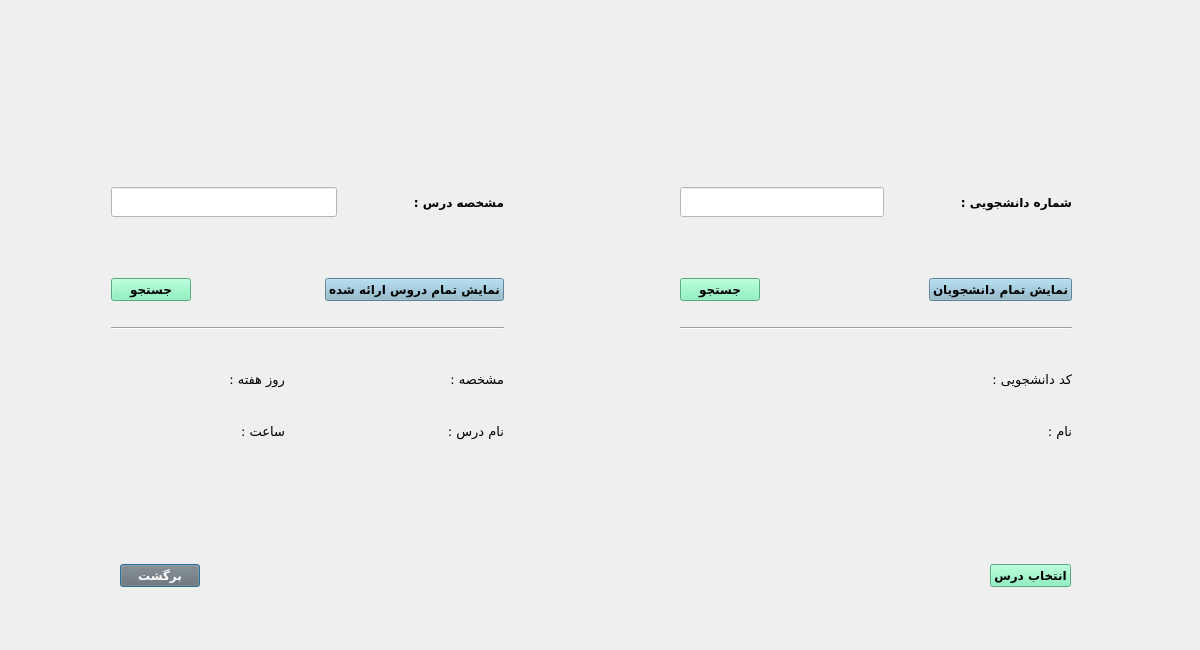
This is entekhabvaheddialog.ui in AliRn76/Student-Portal as Qt 5 draws it before an edit. The edited form follows.
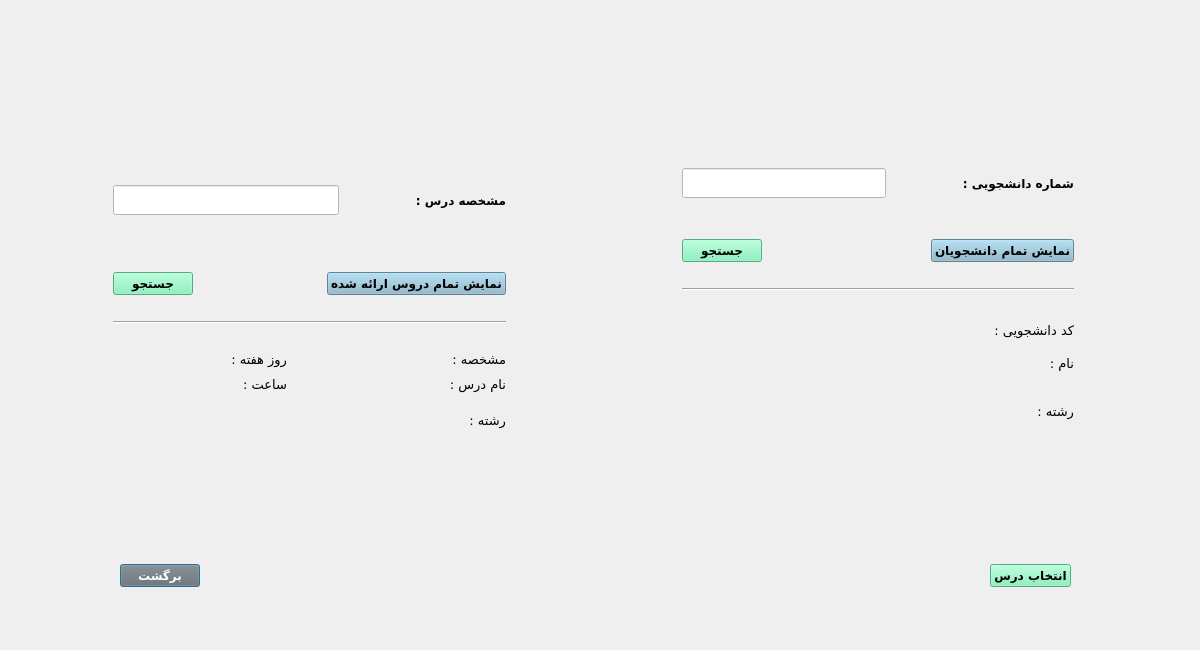
This is the edited form.

Patch:
```diff
--- a/entekhabvaheddialog.ui
+++ b/entekhabvaheddialog.ui
@@ -75,18 +75,18 @@
     </item>
    </layout>
   </widget>
-  <widget class="QWidget" name="layoutWidget">
+  <widget class="QWidget" name="">
    <property name="geometry">
     <rect>
-     <x>111</x>
-     <y>153</y>
+     <x>113</x>
+     <y>154</y>
      <width>961</width>
-     <height>301</height>
+     <height>287</height>
     </rect>
    </property>
-   <layout class="QHBoxLayout" name="horizontalLayout_10">
+   <layout class="QHBoxLayout" name="horizontalLayout_12">
     <item>
-     <layout class="QVBoxLayout" name="verticalLayout_8">
+     <layout class="QVBoxLayout" name="verticalLayout_9">
       <item>
        <layout class="QHBoxLayout" name="horizontalLayout_2">
         <item>
@@ -235,7 +235,9 @@
        </spacer>
       </item>
       <item>
-       <layout class="QHBoxLayout" name="horizontalLayout_9">
+       <layout class="QVBoxLayout" name="verticalLayout_8">
+        <item>
+         <layout class="QHBoxLayout" name="horizontalLayout_10">
         <item>
          <layout class="QHBoxLayout" name="horizontalLayout_8">
           <item>
@@ -388,6 +390,42 @@
         </item>
        </layout>
       </item>
+        <item>
+         <layout class="QHBoxLayout" name="horizontalLayout_9">
+          <item>
+           <widget class="QLabel" name="label_fieldLess">
+            <property name="font">
+             <font>
+              <pointsize>9</pointsize>
+             </font>
+            </property>
+            <property name="text">
+             <string/>
+            </property>
+            <property name="alignment">
+             <set>Qt::AlignLeading|Qt::AlignLeft|Qt::AlignVCenter</set>
+            </property>
+           </widget>
+          </item>
+          <item>
+           <widget class="QLabel" name="label_10">
+            <property name="font">
+             <font>
+              <family>B Koodak</family>
+              <pointsize>10</pointsize>
+              <weight>50</weight>
+              <bold>false</bold>
+             </font>
+            </property>
+            <property name="text">
+             <string>رشته :</string>
+            </property>
+           </widget>
+          </item>
+         </layout>
+        </item>
+       </layout>
+      </item>
      </layout>
     </item>
     <item>
@@ -642,6 +680,40 @@
         </item>
        </layout>
       </item>
+      <item>
+       <layout class="QHBoxLayout" name="horizontalLayout_11">
+        <item>
+         <widget class="QLabel" name="label_fieldStu">
+          <property name="font">
+           <font>
+            <pointsize>9</pointsize>
+           </font>
+          </property>
+          <property name="text">
+           <string/>
+          </property>
+          <property name="alignment">
+           <set>Qt::AlignLeading|Qt::AlignLeft|Qt::AlignVCenter</set>
+          </property>
+         </widget>
+        </item>
+        <item>
+         <widget class="QLabel" name="label_9">
+          <property name="font">
+           <font>
+            <family>B Koodak</family>
+            <pointsize>10</pointsize>
+            <weight>50</weight>
+            <bold>false</bold>
+           </font>
+          </property>
+          <property name="text">
+           <string>رشته :</string>
+          </property>
+         </widget>
+        </item>
+       </layout>
+      </item>
      </layout>
     </item>
    </layout>
```
Lines whose indentation alone changed are shown as unchanged.
